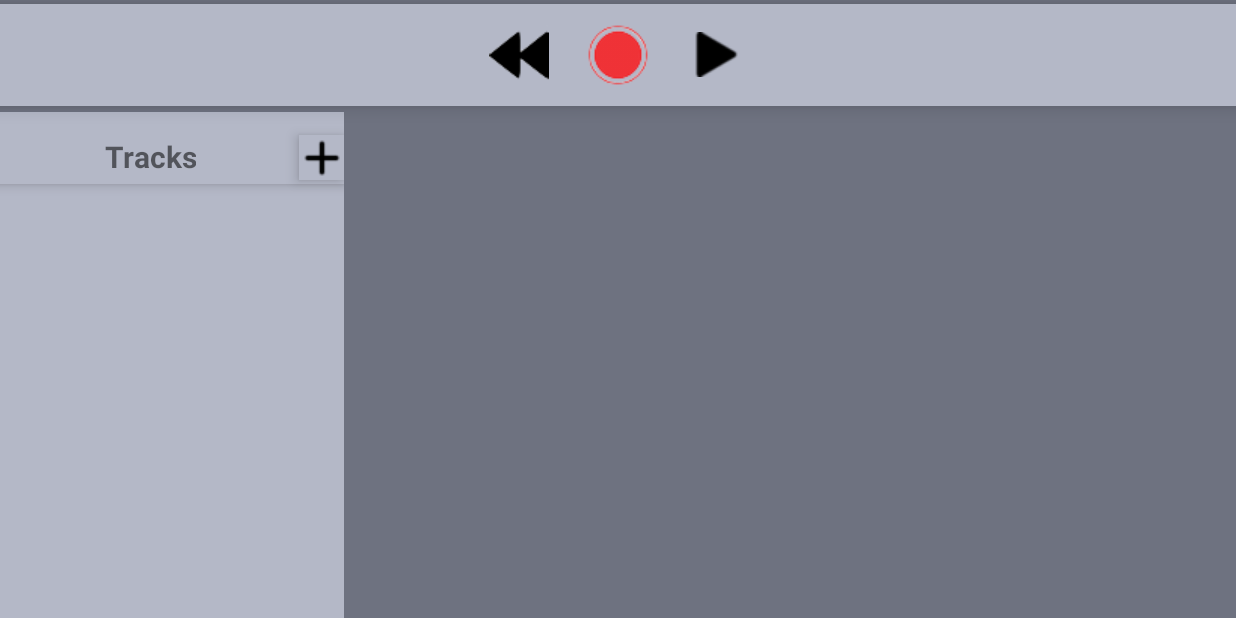
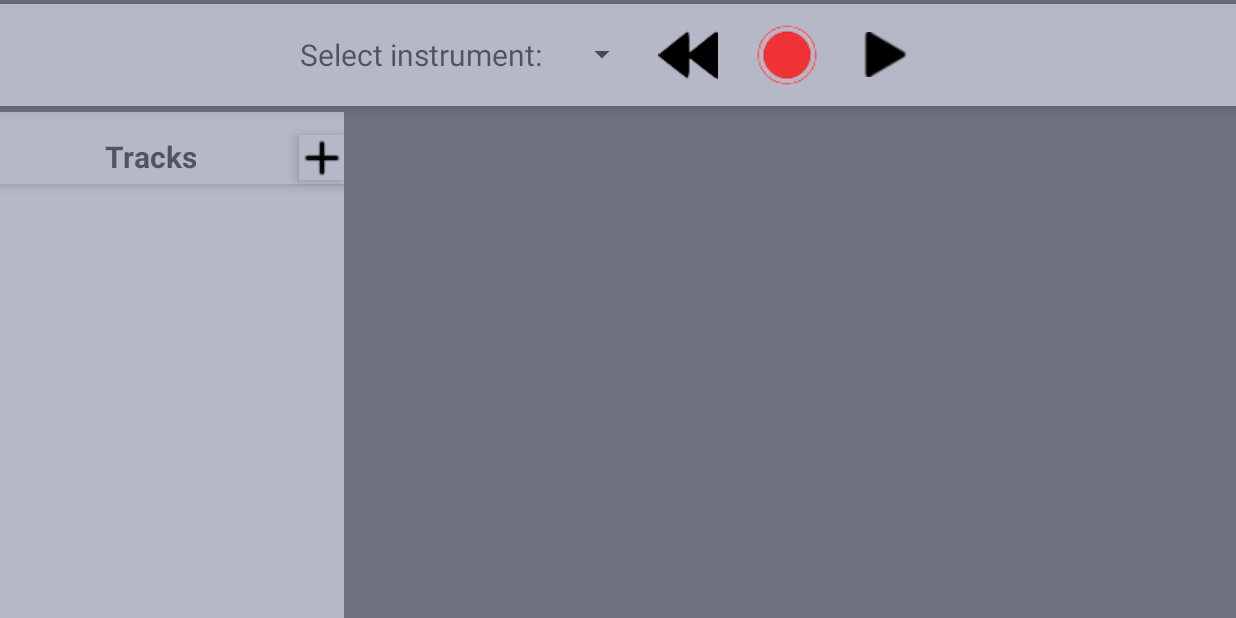
Before and after one commit to zanek116/MobileDAW, an Android app: the screen it shows after launch (MainActivity), on a phone screen of 824 x 412 dp (held sideways). Run offline under Robolectric (Android 15) with nearby library versions, the phone set to English and light mode, and no system bars.

Commit message:
added drumpad, switcher between instruments, and other functionality

```diff
--- a/app/src/main/java/com/example/mobiledaw/PianoActivity/PianoActivity.kt
+++ b/app/src/main/java/com/example/mobiledaw/Instruments/PianoActivity.kt
@@ -1,11 +1,10 @@
-package com.example.mobiledaw.PianoActivity
+package com.example.mobiledaw.Instruments
 import android.media.AudioAttributes
 import androidx.appcompat.app.AppCompatActivity
 import android.os.Bundle
 import android.widget.Button
 import android.media.SoundPool
 import android.os.Handler
-import android.util.Log
 import com.example.mobiledaw.R
 
 class PianoActivity : AppCompatActivity() {
--- a/app/src/main/java/com/example/mobiledaw/MainActivity.kt
+++ b/app/src/main/java/com/example/mobiledaw/MainActivity.kt
@@ -4,14 +4,18 @@ import android.content.Intent
 import androidx.appcompat.app.AppCompatActivity
 import android.os.Bundle
 import android.util.Log
-import android.widget.Button
+import android.view.View
+import android.widget.AdapterView
+import android.widget.ArrayAdapter
 import android.widget.ImageButton
+import android.widget.Spinner
+import android.widget.Toast
 import androidx.activity.result.ActivityResult
 import androidx.activity.result.contract.ActivityResultContracts
-import com.example.mobiledaw.PianoActivity.PianoActivity
+import com.example.mobiledaw.Instruments.DrumpadActivity
+import com.example.mobiledaw.Instruments.PianoActivity
 
 class MainActivity : AppCompatActivity() {
-
 
     val pianoActivityLauncher = registerForActivityResult(ActivityResultContracts.StartActivityForResult()){
             result: ActivityResult ->
@@ -19,6 +23,16 @@ class MainActivity : AppCompatActivity() {
             Log.d("MainActivity","Switch to Piano Activity Cancelled")
         }else{
             Log.d("MainActivity", "Switched to Piano activity")
+
+        }
+    }
+
+    val drumpadActivityLauncher = registerForActivityResult(ActivityResultContracts.StartActivityForResult()){
+            result: ActivityResult ->
+        if(result.resultCode == RESULT_CANCELED){
+            Log.d("MainActivity","Switch to Drumpad Activity Cancelled")
+        }else{
+            Log.d("MainActivity", "Switched to Drumpad activity")
 
         }
     }
@@ -33,11 +47,45 @@ class MainActivity : AppCompatActivity() {
             finish()
         }
 
+        val instruments = resources.getStringArray(R.array.Instruments)
+        val spinner = findViewById<Spinner>(R.id.spinner)
+
+        if (spinner != null) {
+            val adapter = ArrayAdapter(
+                this,
+                android.R.layout.simple_spinner_item, instruments
+            )
+            spinner.adapter = adapter
+
+            spinner.post {
+                spinner.onItemSelectedListener = object : AdapterView.OnItemSelectedListener {
+                    override fun onItemSelected(parent: AdapterView<*>, view: View, num: Int, id: Long) {
+                        Toast.makeText(this@MainActivity, "Selected instrument: " + " " + instruments[num], Toast.LENGTH_SHORT).show()
+
+                        // Call the appropriate method based on the selected instrument
+                        when (instruments[num]) {
+                            "Piano" -> startPiano()
+                            "Drumpad" -> startDrumpad()
+                            // Add other instrument cases as needed
+                        }
+                    }
+                    override fun onNothingSelected(parent: AdapterView<*>?) {
+                        Toast.makeText(this@MainActivity, "Please select a valid instrument...", Toast.LENGTH_SHORT).show()
+                    }
+                }
+            }
+        }
     }
-
     private fun startPiano(){
         val pianoActivityIntent: Intent = Intent(this,PianoActivity::class.java)
         pianoActivityLauncher.launch(pianoActivityIntent)
 
     }
+    private fun startDrumpad(){
+        val drumpadActivityIntent: Intent = Intent(this, DrumpadActivity::class.java)
+        drumpadActivityLauncher.launch(drumpadActivityIntent)
+
+    }
+
+
 }
--- a/app/src/main/java/com/example/mobiledaw/PianoActivity/PianoViewModel.kt
+++ /dev/null
@@ -1,4 +0,0 @@
-package com.example.mobiledaw.PianoActivity
-
-class PianoViewModel {
-}
--- a/app/src/main/res/layout/activity_main.xml
+++ b/app/src/main/res/layout/activity_main.xml
@@ -20,6 +20,19 @@
         app:layout_constraintVertical_bias="0.008"
         android:gravity="center">
 
+        <TextView
+            android:id="@+id/txtView"
+            android:layout_width="175dp"
+            android:layout_height="wrap_content"
+            android:layout_gravity="center"
+            android:text="Select instrument:"
+            android:textSize="20dp" />
+
+        <Spinner
+            android:id="@+id/spinner"
+            android:layout_width="50dp"
+            android:layout_height="50dp"
+            android:layout_alignBottom="@id/txtView"/>
 
         <!-- Rewind Button -->
         <ImageButton
--- a/app/src/main/res/layout/piano_activity.xml
+++ b/app/src/main/res/layout/piano_activity.xml
@@ -6,7 +6,7 @@
     android:layout_width="match_parent"
     android:layout_height="match_parent"
     android:background="@color/darkGrey"
-    tools:context=".PianoActivity.PianoActivity">
+    tools:context=".Instruments.PianoActivity">
 
     <Button
         android:id="@+id/returnButton"
--- a/app/src/main/res/values/strings.xml
+++ b/app/src/main/res/values/strings.xml
@@ -1,3 +1,7 @@
 <resources>
     <string name="app_name">MobileDAW</string>
+    <string-array name="Instruments">
+        <item>Piano</item>
+        <item>Drum Pad</item>
+    </string-array>
 </resources>
```
Also changed, not shown: app/src/main/AndroidManifest.xml (+6 -1 lines), app/src/main/java/com/example/mobiledaw/Instruments/DrumpadActivity.kt (added, +13 -0 lines), app/src/main/res/layout/drumpad.xml (added, +104 -0 lines).
